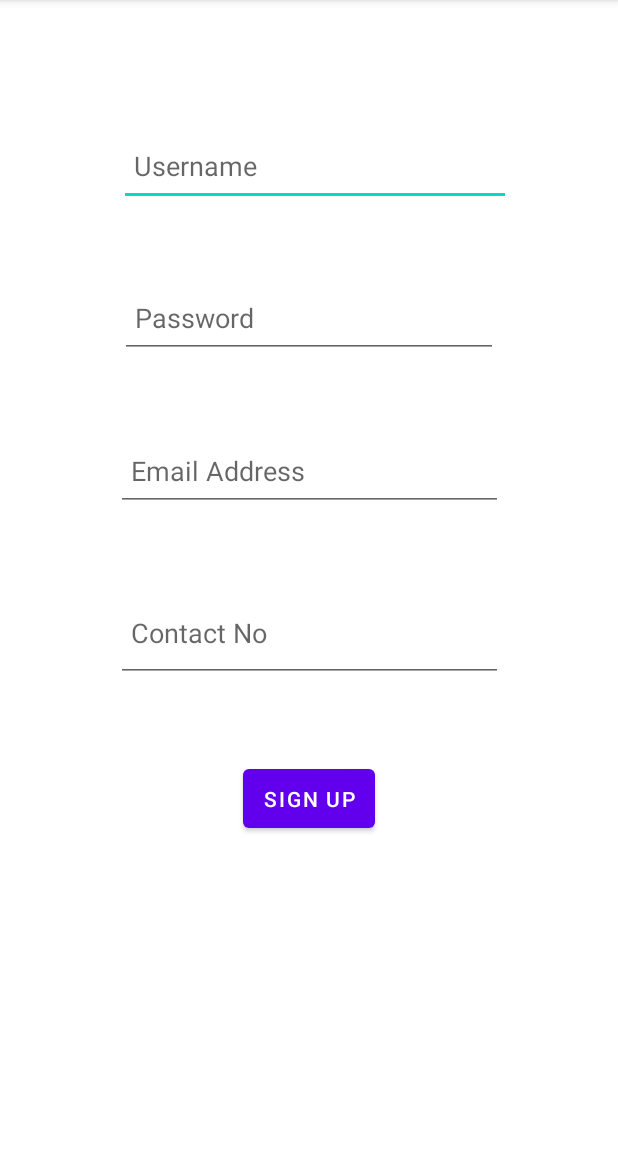
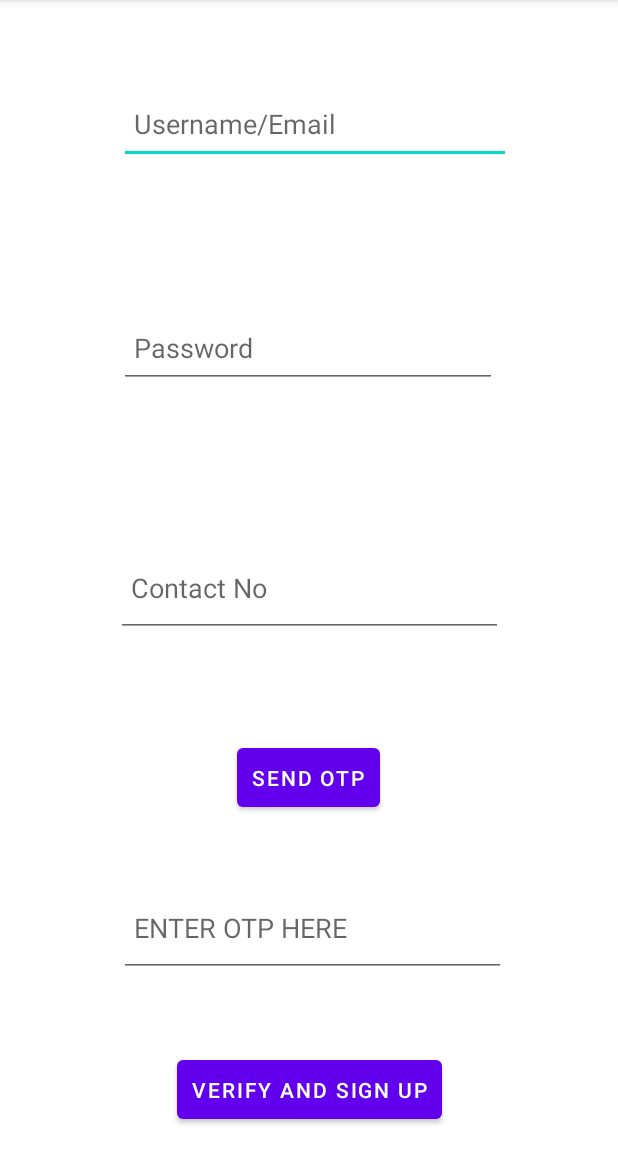
Before and after one commit to UNH-Android-Fall2022/GroceryDeliveryApp-Adesh-Preyash, an Android app: the RegisterActivity screen opened directly, with no data from a screen before it, on a phone screen of 412 x 824 dp, the part 84-1236 px from its top. Run offline under Robolectric (Android 15) with nearby library versions, the phone set to English and light mode, and no system bars; our stand-ins replace Firebase (no records; nobody signed in at launch, a user with empty details on screens opened directly).

Commit message:
Firebase PhoneAuth Implemented (Not activated)

```diff
--- a/app/build.gradle
+++ b/app/build.gradle
@@ -34,6 +34,9 @@ android {
     buildFeatures {
         viewBinding true
     }
+    defaultConfig {
+        buildConfigField("String", "API_KEY", "\"AIzaSyD5b2-ffi1e5-TQNAwNQu4N5xOV9CFeRvc\"")
+    }
 }
 
 dependencies {
@@ -64,6 +67,7 @@ dependencies {
     androidTestImplementation 'androidx.test.ext:junit:1.1.3'
     androidTestImplementation 'androidx.test.espresso:espresso-core:3.4.0'
     implementation 'com.google.firebase:firebase-auth-ktx'
+    implementation "androidx.browser:browser:1.3.0"
 
 
 }
--- a/app/src/main/AndroidManifest.xml
+++ b/app/src/main/AndroidManifest.xml
@@ -12,6 +12,8 @@
         android:roundIcon="@mipmap/ic_launcher_round"
         android:supportsRtl="true"
         android:theme="@style/Theme.GroceryDelivery"
+        android:usesCleartextTraffic="true"
+
         tools:targetApi="31">
         <activity
             android:name=".SuccessActivity"
@@ -36,5 +38,6 @@
             </intent-filter>
         </activity>
     </application>
+    <uses-permission android:name="android.permission.WAKE_LOCK"/>
 
 </manifest>
--- a/app/src/main/java/com/example/grocerydelivery/RegisterActivity.kt
+++ b/app/src/main/java/com/example/grocerydelivery/RegisterActivity.kt
@@ -1,66 +1,93 @@
 package com.example.grocerydelivery
 
 import android.content.Intent
-import android.icu.util.TimeUnit
-import android.net.Uri
 import android.os.Bundle
 import android.util.Log
+import android.view.View
 import android.widget.Button
 import android.widget.EditText
 import android.widget.Toast
 import androidx.appcompat.app.AppCompatActivity
 import androidx.appcompat.app.AppCompatDelegate
 import com.example.grocerydelivery.databinding.ActivityRegisterBinding
+import com.google.firebase.FirebaseApp
 import com.google.firebase.FirebaseException
-import com.google.firebase.auth.FirebaseAuth
-import com.google.firebase.auth.PhoneAuthCredential
-import com.google.firebase.auth.PhoneAuthOptions
-import com.google.firebase.auth.PhoneAuthProvider
+import com.google.firebase.auth.*
 import com.google.firebase.auth.ktx.auth
 import com.google.firebase.auth.ktx.userProfileChangeRequest
 import com.google.firebase.firestore.ktx.firestore
 import com.google.firebase.ktx.Firebase
-import kotlin.time.DurationUnit
 
 class RegisterActivity : AppCompatActivity() {
 
-    private lateinit var binding: ActivityRegisterBinding
+    //private lateinit var binding: ActivityRegisterBinding
     private val db = Firebase.firestore
     private val TAG="GroceryAndroidDebug"
     private lateinit var auth: FirebaseAuth
+    private var storedVerificationId : String?=""
+    private lateinit var resendingToken: PhoneAuthProvider.ForceResendingToken
+    private lateinit var callbacks: PhoneAuthProvider.OnVerificationStateChangedCallbacks
+    private var _binding: ActivityRegisterBinding? = null
+
+    // This property is only valid between onCreateView and
+    // onDestroyView.
+    private val binding get() = _binding!!
+
 
     override fun onCreate(savedInstanceState: Bundle?) {
         super.onCreate(savedInstanceState)
         setContentView(R.layout.activity_register)
         AppCompatDelegate.setDefaultNightMode(AppCompatDelegate.MODE_NIGHT_NO)
-        binding = ActivityRegisterBinding.inflate(layoutInflater)
+        _binding = ActivityRegisterBinding.inflate(layoutInflater)
+        val root: View = binding.root
         auth=Firebase.auth
+        FirebaseApp.initializeApp(this)
 
-        /*
-        binding.buttonSignup1.setOnClickListener{
-            val intent= Intent(this, LoginActivity::class.java)
-            startActivity(intent)
-        }
-        binding.buttonSignup1.setOnClickListener{
+        /*val sendOtp : Button = findViewById(R.id.sendOtp)
+        sendOtp.setOnClickListener{
+            val inputPassword=findViewById<EditText>(R.id.password_input)
+            val inputUsername=findViewById<EditText>(R.id.username_input)
+            val inputPhone=findViewById<EditText>(R.id.phoneNumber)
+            val ph=inputPhone.text.toString()
+            if (inputPassword.text.isEmpty() || inputUsername.text.isEmpty() || inputPhone.text.isEmpty())
+            {
+                Toast.makeText(baseContext, "Please fill all fields",
+                    Toast.LENGTH_SHORT).show()
+
+                val intent = Intent(this, RegisterActivity::class.java)
+                startActivity(intent)
+            }
+            Log.d(TAG, "PHONE NUMBER PASSED ($ph)")
+            startPhoneNumberVerification(ph)
+            Toast.makeText(baseContext, "OTP sent",
+                Toast.LENGTH_SHORT).show()
+        }*/
+
+        val signupButton : Button = findViewById(R.id.buttonSignup1)
+
+        signupButton.setOnClickListener{
+            /*val inputOTP=findViewById<EditText>(R.id.OTP)
+            val otp=inputOTP.text.toString()
+            verifyPhoneNumberWithCode(storedVerificationId, otp)*/
             performSignup()
         }
 
-         */
+        callbacks = object: PhoneAuthProvider.OnVerificationStateChangedCallbacks(){
 
-        val signupButton : Button = findViewById(R.id.buttonSignup1)
-        signupButton.setOnClickListener{
-            performSignup()
+            override fun onVerificationCompleted(credential: PhoneAuthCredential) {
+                Log.d(TAG,"Phone number verification completed : $credential")
+            }
+            override fun onVerificationFailed(e: FirebaseException) {
+                Log.d(TAG,"Phone number verification failed", e)
+            }
         }
-
-
     }
 
     private fun performSignup()
     {
-        Log.d("GROCERY text output", "Inside function call")
         val inputPassword=findViewById<EditText>(R.id.password_input)
         val inputUsername=findViewById<EditText>(R.id.username_input)
-        val inputPhone=findViewById<EditText>(R.id.editTextPhone)
+        val inputPhone=findViewById<EditText>(R.id.phoneNumber)
 
         if (inputPassword.text.isEmpty() || inputUsername.text.isEmpty() )
         {
@@ -78,42 +105,7 @@ class RegisterActivity : AppCompatActivity() {
                     // Sign in success, update UI with the signed-in user's information
                     Log.d(TAG, "createUserWithEmail:success")
                     val user = auth.currentUser
-                    val profileUpdates = userProfileChangeRequest {
-                        //displayName = "Jane Q. User"
 
-                    }
-                    /*val phoneNumber = phone
-                    val options = PhoneAuthOptions.newBuilder(auth)
-                        .setPhoneNumber(phoneNumber)       // Phone number to verify
-                        .setTimeout(60L, java.util.concurrent.TimeUnit.SECONDS) // Timeout and unit
-                        .setActivity(this)                 // Activity (for callback binding)
-                        //.setCallbacks(callbacks)          // OnVerificationStateChangedCallbacks
-                        .build()
-                    PhoneAuthProvider.verifyPhoneNumber(options)*/
-                    val phoneNumber = "+14752419166"
-                    val smsCode = "123400"
-
-                    val firebaseAuth = Firebase.auth
-                    val firebaseAuthSettings = firebaseAuth.firebaseAuthSettings
-
-// Configure faking the auto-retrieval with the whitelisted numbers.
-                    firebaseAuthSettings.setAutoRetrievedSmsCodeForPhoneNumber(phoneNumber, smsCode)
-
-                    val options = PhoneAuthOptions.newBuilder(firebaseAuth)
-                        .setPhoneNumber(phoneNumber)
-                        .setTimeout(60L, java.util.concurrent.TimeUnit.SECONDS)
-                        .setActivity(this)
-                        .setCallbacks(object:PhoneAuthProvider.OnVerificationStateChangedCallbacks() {
-                            override fun onVerificationCompleted(credential: PhoneAuthCredential) {
-                                // Instant verification is applied and a credential is directly returned.
-                                // ...
-                                Log.d("Grocery phone number","Verification successful")
-                            }
-
-                            // ...
-                        })
-                        .build()
-                    PhoneAuthProvider.verifyPhoneNumber(options)
                     val intent= Intent(this, SuccessActivity::class.java)
                     startActivity(intent)
 
@@ -142,4 +134,39 @@ class RegisterActivity : AppCompatActivity() {
             //reload()
         }
     }
+    private fun startPhoneNumberVerification(phoneNumber: String) {
+// [START start_phone_auth]
+        val options = PhoneAuthOptions.newBuilder(auth)
+            .setPhoneNumber(phoneNumber)       // Phone number to verify
+            .setTimeout(60L, java.util.concurrent.TimeUnit.SECONDS) // Timeout and unit
+            .setActivity(this)                 // Activity (for callback binding)
+            .setCallbacks(callbacks)          // OnVerificationStateChangedCallbacks
+            .build()
+        PhoneAuthProvider.verifyPhoneNumber(options)
+    }
+    private fun verifyPhoneNumberWithCode (verificationId: String?, code: String) {
+        Log.d(TAG, "Reach 1")
+        val credential = PhoneAuthProvider.getCredential(verificationId!!, code)
+        signInWithPhoneAuthCredential(credential)
+    }
+
+    private fun signInWithPhoneAuthCredential (credential: PhoneAuthCredential) {
+        Log.d(TAG, "Reach 2")
+        auth.signInWithCredential(credential)
+            .addOnCompleteListener(this) { task ->
+                if (task.isSuccessful) {
+                    Log.d(TAG, "Reach 3")
+                    Log.d(TAG, "signInWithCredential:success")
+                    val user = task.result?.user
+                    Toast.makeText(this, "Welcome to the jungle :" + user, Toast.LENGTH_SHORT)
+                        .show()
+                    val intent= Intent(this, SuccessActivity::class.java)
+                    startActivity(intent)
+                } else {
+                    Log.w(TAG, "signInWithCredential:failure", task.exception)
+                    if (task.exception is FirebaseAuthInvalidCredentialsException) {
+                    }
+                }
+            }
+    }
 }
--- a/app/src/main/res/layout/activity_register.xml
+++ b/app/src/main/res/layout/activity_register.xml
@@ -6,77 +6,92 @@
     android:layout_height="match_parent"
     tools:ignore="MissingDefaultResource">
 
+
     <EditText
         android:id="@+id/username_input"
         android:layout_width="261dp"
         android:layout_height="53dp"
-        android:layout_marginTop="84dp"
+        android:layout_marginTop="56dp"
         android:autofillHints=""
-        android:hint="Username"
+        android:hint="Username/Email"
         android:inputType="text"
         android:padding="10dp"
         app:layout_constraintEnd_toEndOf="parent"
         app:layout_constraintHorizontal_bias="0.526"
         app:layout_constraintStart_toStartOf="parent"
         app:layout_constraintTop_toTopOf="parent" />
+
     <EditText
         android:id="@+id/password_input"
         android:layout_width="252dp"
         android:layout_height="53dp"
-        android:layout_marginTop="48dp"
+        android:layout_marginTop="96dp"
         android:autofillHints=""
+
         android:hint="Password"
         android:inputType="textPassword"
-
         android:padding="10dp"
         app:layout_constraintEnd_toEndOf="parent"
+        app:layout_constraintHorizontal_bias="0.496"
         app:layout_constraintStart_toStartOf="parent"
         app:layout_constraintTop_toBottomOf="@+id/username_input"
         tools:ignore="MissingConstraints" />
-
-
 
     <Button
         android:id="@+id/buttonSignup1"
         android:layout_width="wrap_content"
         android:layout_height="wrap_content"
 
-        android:layout_marginTop="52dp"
+        android:layout_marginBottom="16dp"
         android:padding="10dp"
         android:text="@string/sign_up"
+        app:layout_constraintBottom_toBottomOf="parent"
         app:layout_constraintEnd_toEndOf="parent"
+        app:layout_constraintStart_toStartOf="parent" />
+
+    <Button
+        android:id="@+id/sendOtp"
+        android:layout_width="wrap_content"
+        android:layout_height="wrap_content"
+
+        android:layout_marginTop="68dp"
+        android:padding="10dp"
+        android:text="@string/send_otp"
+        app:layout_constraintEnd_toEndOf="parent"
+        app:layout_constraintHorizontal_bias="0.498"
         app:layout_constraintStart_toStartOf="parent"
-        app:layout_constraintTop_toBottomOf="@+id/editTextPhone" />
+        app:layout_constraintTop_toBottomOf="@+id/phoneNumber" />
 
     <EditText
-        android:id="@+id/editTextTextEmailAddress"
-        android:layout_width="258dp"
-        android:layout_height="54dp"
-        android:layout_marginTop="48dp"
-        android:autofillHints=""
-        android:ems="10"
-        android:hint="Email Address"
-
-        android:inputType="textEmailAddress"
-        android:padding="10dp"
-        app:layout_constraintEnd_toEndOf="parent"
-        app:layout_constraintStart_toStartOf="parent"
-        app:layout_constraintTop_toBottomOf="@+id/password_input"
-        tools:ignore="MissingConstraints" />
-
-    <EditText
-        android:id="@+id/editTextPhone"
+        android:id="@+id/phoneNumber"
         android:layout_width="258dp"
         android:layout_height="66dp"
-        android:layout_marginTop="48dp"
+        android:layout_marginTop="100dp"
         android:autofillHints=""
-        android:ems="10"
         android:hint="Contact No"
         android:inputType="phone"
         android:padding="10dp"
         app:layout_constraintEnd_toEndOf="parent"
         app:layout_constraintStart_toStartOf="parent"
-        app:layout_constraintTop_toBottomOf="@+id/editTextTextEmailAddress"
+        app:layout_constraintTop_toBottomOf="@+id/password_input"
+        tools:ignore="MissingConstraints"
+        tools:text="+918920229232" />
+
+    <EditText
+        android:id="@+id/OTP"
+        android:layout_width="258dp"
+        android:layout_height="66dp"
+        android:autofillHints=""
+        android:ems="10"
+        android:hint="@string/enter_otp_here"
+        android:inputType="phone"
+        android:padding="10dp"
+        app:layout_constraintBottom_toTopOf="@+id/buttonSignup1"
+        app:layout_constraintEnd_toEndOf="parent"
+        app:layout_constraintHorizontal_bias="0.516"
+        app:layout_constraintStart_toStartOf="parent"
+        app:layout_constraintTop_toBottomOf="@+id/sendOtp"
+        app:layout_constraintVertical_bias="0.457"
         tools:ignore="MissingConstraints" />
 
 
--- a/app/src/main/res/values/strings.xml
+++ b/app/src/main/res/values/strings.xml
@@ -20,5 +20,7 @@
     <!-- TODO: Remove or change this placeholder text -->
     <string name="hello_blank_fragment">Hello blank fragment</string>
     <string name="Login">Login</string>
-    <string name="sign_up">Sign up</string>
+    <string name="sign_up">VERIFY AND Sign up</string>
+    <string name="send_otp">SEND OTP</string>
+    <string name="enter_otp_here">ENTER OTP HERE</string>
 </resources>
```
Also changed, not shown: app/src/main/res/layout/fragment_profile.xml (+6 -18 lines).
